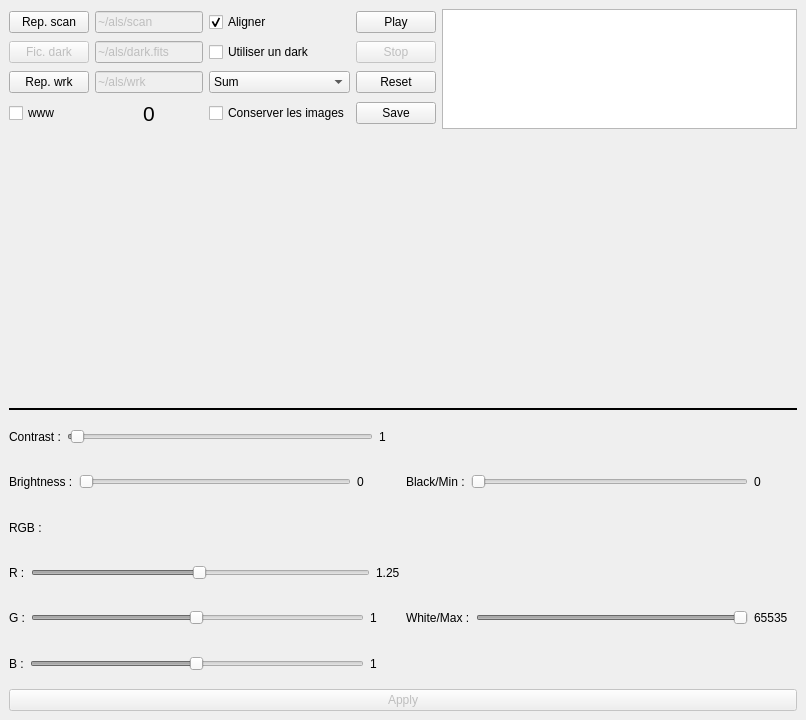
Before: the Qt Designer form alsui.ui in gehelem/als, drawn with Qt 5.
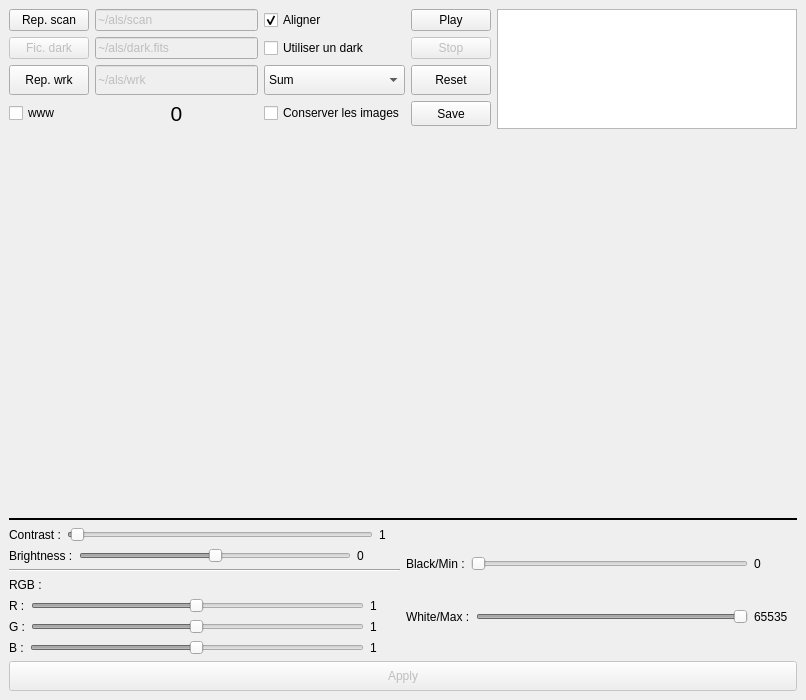
After: the same form once the commit is applied. Icons and pictures are not drawn.

```diff
--- a/alsui.ui
+++ b/alsui.ui
@@ -7,7 +7,7 @@
     <x>0</x>
     <y>0</y>
     <width>806</width>
-    <height>720</height>
+    <height>700</height>
    </rect>
   </property>
   <property name="minimumSize">
@@ -33,6 +33,12 @@
           <property name="enabled">
            <bool>false</bool>
           </property>
+          <property name="maximumSize">
+           <size>
+            <width>16777215</width>
+            <height>30</height>
+           </size>
+          </property>
           <property name="text">
            <string>~/als/dark.fits</string>
           </property>
@@ -40,6 +46,12 @@
         </item>
         <item row="3" column="2">
          <widget class="QComboBox" name="cmMode">
+          <property name="maximumSize">
+           <size>
+            <width>16777215</width>
+            <height>30</height>
+           </size>
+          </property>
           <item>
            <property name="text">
             <string>Sum</string>
@@ -57,6 +69,12 @@
           <property name="enabled">
            <bool>false</bool>
           </property>
+          <property name="maximumSize">
+           <size>
+            <width>16777215</width>
+            <height>30</height>
+           </size>
+          </property>
           <property name="text">
            <string>~/als/scan</string>
           </property>
@@ -67,7 +85,7 @@
           <property name="maximumSize">
            <size>
             <width>80</width>
-            <height>16777215</height>
+            <height>40</height>
            </size>
           </property>
           <property name="text">
@@ -77,6 +95,12 @@
         </item>
         <item row="4" column="1">
          <widget class="QLabel" name="cnt">
+          <property name="maximumSize">
+           <size>
+            <width>16777215</width>
+            <height>30</height>
+           </size>
+          </property>
           <property name="font">
            <font>
             <pointsize>16</pointsize>
@@ -95,6 +119,12 @@
           <property name="enabled">
            <bool>false</bool>
           </property>
+          <property name="maximumSize">
+           <size>
+            <width>16777215</width>
+            <height>30</height>
+           </size>
+          </property>
           <property name="text">
            <string>Stop</string>
           </property>
@@ -117,7 +147,7 @@
           <property name="maximumSize">
            <size>
             <width>80</width>
-            <height>16777215</height>
+            <height>40</height>
            </size>
           </property>
           <property name="text">
@@ -140,7 +170,7 @@
           <property name="maximumSize">
            <size>
             <width>80</width>
-            <height>16777215</height>
+            <height>40</height>
            </size>
           </property>
           <property name="text">
@@ -150,6 +180,12 @@
         </item>
         <item row="4" column="2">
          <widget class="QCheckBox" name="cbKeep">
+          <property name="maximumSize">
+           <size>
+            <width>16777215</width>
+            <height>20</height>
+           </size>
+          </property>
           <property name="text">
            <string>Conserver les images</string>
           </property>
@@ -160,6 +196,12 @@
           <property name="enabled">
            <bool>false</bool>
           </property>
+          <property name="maximumSize">
+           <size>
+            <width>16777215</width>
+            <height>30</height>
+           </size>
+          </property>
           <property name="text">
            <string>~/als/wrk</string>
           </property>
@@ -170,7 +212,7 @@
           <property name="maximumSize">
            <size>
             <width>150</width>
-            <height>16777215</height>
+            <height>20</height>
            </size>
           </property>
           <property name="text">
@@ -183,6 +225,12 @@
         </item>
         <item row="4" column="3">
          <widget class="QPushButton" name="pbSave">
+          <property name="maximumSize">
+           <size>
+            <width>16777215</width>
+            <height>30</height>
+           </size>
+          </property>
           <property name="text">
            <string>Save</string>
           </property>
@@ -193,7 +241,7 @@
           <property name="maximumSize">
            <size>
             <width>150</width>
-            <height>16777215</height>
+            <height>20</height>
            </size>
           </property>
           <property name="text">
@@ -203,6 +251,12 @@
         </item>
         <item row="0" column="3">
          <widget class="QPushButton" name="pbPlay">
+          <property name="maximumSize">
+           <size>
+            <width>16777215</width>
+            <height>30</height>
+           </size>
+          </property>
           <property name="text">
            <string>Play</string>
           </property>
@@ -210,6 +264,12 @@
         </item>
         <item row="3" column="3">
          <widget class="QPushButton" name="pbReset">
+          <property name="maximumSize">
+           <size>
+            <width>16777215</width>
+            <height>30</height>
+           </size>
+          </property>
           <property name="text">
            <string>Reset</string>
           </property>
@@ -227,7 +287,7 @@
         </property>
         <property name="maximumSize">
          <size>
-          <width>16777215</width>
+          <width>300</width>
           <height>120</height>
          </size>
         </property>
@@ -278,6 +338,12 @@
          <layout class="QHBoxLayout" name="horizontalLayout_3">
           <item>
            <widget class="QLabel" name="label_2">
+            <property name="maximumSize">
+             <size>
+              <width>16777215</width>
+              <height>20</height>
+             </size>
+            </property>
             <property name="text">
              <string>Contrast :</string>
             </property>
@@ -294,6 +360,12 @@
               <height>0</height>
              </size>
             </property>
+            <property name="maximumSize">
+             <size>
+              <width>16777215</width>
+              <height>20</height>
+             </size>
+            </property>
             <property name="minimum">
              <number>1</number>
             </property>
@@ -316,6 +388,12 @@
               <height>0</height>
              </size>
             </property>
+            <property name="maximumSize">
+             <size>
+              <width>16777215</width>
+              <height>20</height>
+             </size>
+            </property>
             <property name="text">
              <string>1</string>
             </property>
@@ -327,6 +405,12 @@
          <layout class="QHBoxLayout" name="horizontalLayout_4">
           <item>
            <widget class="QLabel" name="label_3">
+            <property name="maximumSize">
+             <size>
+              <width>16777215</width>
+              <height>20</height>
+             </size>
+            </property>
             <property name="text">
              <string>Brightness :</string>
             </property>
@@ -343,6 +427,15 @@
               <height>0</height>
              </size>
             </property>
+            <property name="maximumSize">
+             <size>
+              <width>16777215</width>
+              <height>20</height>
+             </size>
+            </property>
+            <property name="minimum">
+             <number>-32000</number>
+            </property>
             <property name="maximum">
              <number>32000</number>
             </property>
@@ -359,6 +452,12 @@
               <height>0</height>
              </size>
             </property>
+            <property name="maximumSize">
+             <size>
+              <width>16777215</width>
+              <height>20</height>
+             </size>
+            </property>
             <property name="text">
              <string>0</string>
             </property>
@@ -366,8 +465,21 @@
           </item>
          </layout>
         </item>
+        <item>
+         <widget class="Line" name="line_2">
+          <property name="orientation">
+           <enum>Qt::Horizontal</enum>
+          </property>
+         </widget>
+        </item>
         <item>
          <widget class="QLabel" name="label">
+          <property name="maximumSize">
+           <size>
+            <width>16777215</width>
+            <height>20</height>
+           </size>
+          </property>
           <property name="text">
            <string>RGB :</string>
           </property>
@@ -377,6 +489,12 @@
          <layout class="QHBoxLayout" name="horizontalLayout_7">
           <item>
            <widget class="QLabel" name="label_7">
+            <property name="maximumSize">
+             <size>
+              <width>16777215</width>
+              <height>20</height>
+             </size>
+            </property>
             <property name="text">
              <string>R :</string>
             </property>
@@ -393,6 +511,12 @@
               <height>0</height>
              </size>
             </property>
+            <property name="maximumSize">
+             <size>
+              <width>16777215</width>
+              <height>20</height>
+             </size>
+            </property>
             <property name="minimum">
              <number>1</number>
             </property>
@@ -414,12 +538,18 @@
            <widget class="QLabel" name="R_value">
             <property name="minimumSize">
              <size>
-              <width>21</width>
+              <width>30</width>
               <height>0</height>
              </size>
             </property>
+            <property name="maximumSize">
+             <size>
+              <width>16777215</width>
+              <height>20</height>
+             </size>
+            </property>
             <property name="text">
-             <string>1.25</string>
+             <string>1</string>
             </property>
            </widget>
           </item>
@@ -429,6 +559,12 @@
          <layout class="QHBoxLayout" name="horizontalLayout_8">
           <item>
            <widget class="QLabel" name="label_8">
+            <property name="maximumSize">
+             <size>
+              <width>16777215</width>
+              <height>20</height>
+             </size>
+            </property>
             <property name="text">
              <string>G :</string>
             </property>
@@ -445,6 +581,12 @@
               <height>0</height>
              </size>
             </property>
+            <property name="maximumSize">
+             <size>
+              <width>16777215</width>
+              <height>20</height>
+             </size>
+            </property>
             <property name="minimum">
              <number>1</number>
             </property>
@@ -467,6 +609,12 @@
               <height>0</height>
              </size>
             </property>
+            <property name="maximumSize">
+             <size>
+              <width>16777215</width>
+              <height>20</height>
+             </size>
+            </property>
             <property name="text">
              <string>1</string>
             </property>
@@ -478,6 +626,12 @@
          <layout class="QHBoxLayout" name="horizontalLayout_9">
           <item>
            <widget class="QLabel" name="label_11">
+            <property name="maximumSize">
+             <size>
+              <width>16777215</width>
+              <height>20</height>
+             </size>
+            </property>
             <property name="text">
              <string>B :</string>
             </property>
@@ -494,6 +648,12 @@
               <height>0</height>
              </size>
             </property>
+            <property name="maximumSize">
+             <size>
+              <width>16777215</width>
+              <height>20</height>
+             </size>
+            </property>
             <property name="minimum">
              <number>1</number>
             </property>
@@ -516,6 +676,12 @@
               <height>0</height>
              </size>
             </property>
+            <property name="maximumSize">
+             <size>
+              <width>16777215</width>
+              <height>20</height>
+             </size>
+            </property>
             <property name="text">
              <string>1</string>
             </property>
@@ -531,6 +697,12 @@
          <layout class="QHBoxLayout" name="horizontalLayout_5">
           <item>
            <widget class="QLabel" name="label_5">
+            <property name="maximumSize">
+             <size>
+              <width>16777215</width>
+              <height>20</height>
+             </size>
+            </property>
             <property name="text">
              <string>Black/Min :</string>
             </property>
@@ -547,6 +719,12 @@
               <height>0</height>
              </size>
             </property>
+            <property name="maximumSize">
+             <size>
+              <width>16777215</width>
+              <height>20</height>
+             </size>
+            </property>
             <property name="maximum">
              <number>65535</number>
             </property>
@@ -563,6 +741,12 @@
               <height>0</height>
              </size>
             </property>
+            <property name="maximumSize">
+             <size>
+              <width>16777215</width>
+              <height>20</height>
+             </size>
+            </property>
             <property name="text">
              <string>0</string>
             </property>
@@ -574,6 +758,12 @@
          <layout class="QHBoxLayout" name="horizontalLayout_6">
           <item>
            <widget class="QLabel" name="label_6">
+            <property name="maximumSize">
+             <size>
+              <width>16777215</width>
+              <height>20</height>
+             </size>
+            </property>
             <property name="text">
              <string>White/Max :</string>
             </property>
@@ -590,6 +780,12 @@
               <height>0</height>
              </size>
             </property>
+            <property name="maximumSize">
+             <size>
+              <width>16777215</width>
+              <height>20</height>
+             </size>
+            </property>
             <property name="maximum">
              <number>65535</number>
             </property>
@@ -609,6 +805,12 @@
               <height>0</height>
              </size>
             </property>
+            <property name="maximumSize">
+             <size>
+              <width>16777215</width>
+              <height>20</height>
+             </size>
+            </property>
             <property name="text">
              <string>65535</string>
             </property>
@@ -625,6 +827,12 @@
       <property name="enabled">
        <bool>false</bool>
       </property>
+      <property name="maximumSize">
+       <size>
+        <width>16777215</width>
+        <height>30</height>
+       </size>
+      </property>
       <property name="text">
        <string>Apply</string>
       </property>
```
Left out of the diff: 6 changed lines with no effect on the pictures.
